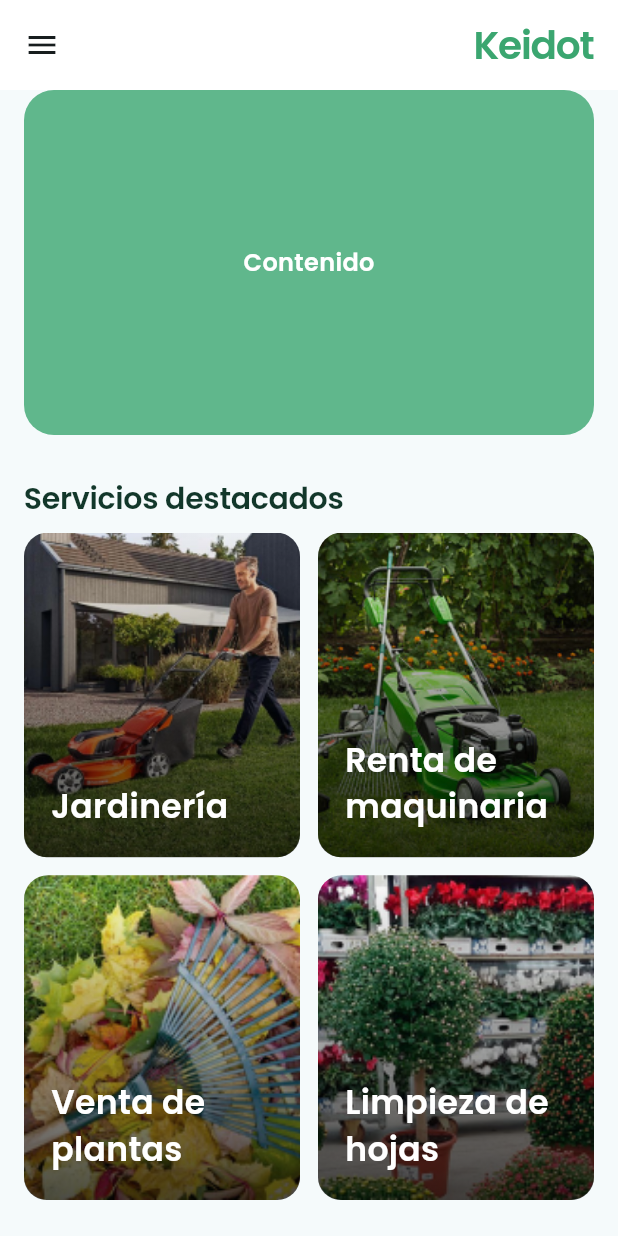
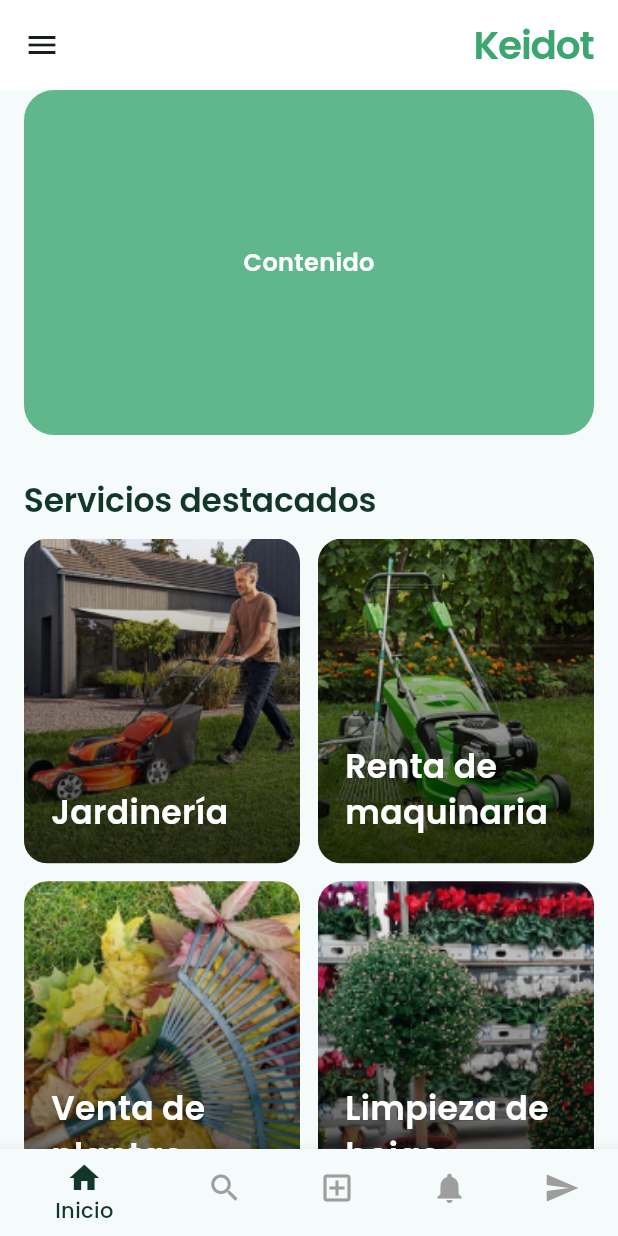
Before and after one commit to spricew/Keidot-Project, a Flutter app: the Homepage screen opened directly, on a phone screen of 412 x 824 dp. Run offline on Flutter 3.47's test engine with Material 3 defaults, Android fonts, the phone set to English and light mode, and no system bars; our stand-ins replace file_picker.

Commit message:
botton navbar creation

```diff
--- a/lib/presentation/screens/home_page.dart
+++ b/lib/presentation/screens/home_page.dart
@@ -100,13 +100,13 @@ class Homepage extends StatelessWidget {
                 'Servicios destacados',
                 style: TextStyle(
                   color: darkGreen,
-                  fontSize: 20,
+                  fontSize: 22,
                   fontFamily: 'Poppins',
                   fontWeight: FontWeight.w600,
                   letterSpacing: -0.2,
                 ),
               ),
-              const SizedBox(height: 8),
+              const SizedBox(height: 10),
               GridView.count(
                 crossAxisCount: 2,
                 crossAxisSpacing: 12,
@@ -128,6 +128,33 @@ class Homepage extends StatelessWidget {
             ],
           ),
         ),
+      ),
+      bottomNavigationBar: BottomNavigationBar(
+        currentIndex: 0, // Índice seleccionado
+        selectedItemColor: darkGreen, // Color del ítem seleccionado
+        unselectedItemColor: Colors.grey, // Color de los ítems no seleccionados
+        items: const [
+          BottomNavigationBarItem(
+            icon: Icon(Icons.home),
+            label: 'Inicio',
+          ),
+          BottomNavigationBarItem(
+            icon: Icon(Icons.search),
+            label: 'Buscar',
+          ),
+          BottomNavigationBarItem(
+            icon: Icon(Icons.add_box_outlined),
+            label: 'Solicitar',
+          ),
+          BottomNavigationBarItem(
+            icon: Icon(Icons.notifications),
+            label: 'Notificaciones',
+          ),
+          BottomNavigationBarItem(
+            icon: Icon(Icons.send),
+            label: 'Mensajes',
+          ),
+        ],
       ),
     );
   }
```
